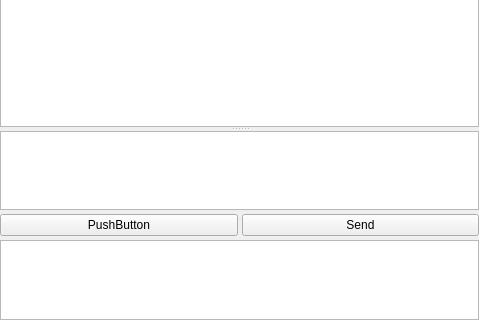
Before: the Qt Designer form app/ui/smsconversationcontentwidget.ui in pikazh/kdeconnect-windows, drawn with Qt 5; both pictures show x 0 to 479 and y 249 to 569 of the 479 by 569 pixel window.
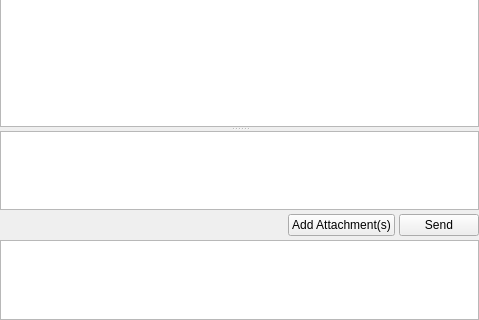
After: the same form once the commit is applied. Custom widgets are drawn as their Qt base class.

```diff
--- a/app/ui/smsconversationcontentwidget.ui
+++ b/app/ui/smsconversationcontentwidget.ui
@@ -99,10 +99,23 @@
          <property name="spacing">
           <number>4</number>
          </property>
+         <item>
+          <spacer name="horizontalSpacer">
+           <property name="orientation">
+            <enum>Qt::Orientation::Horizontal</enum>
+           </property>
+           <property name="sizeHint" stdset="0">
+            <size>
+             <width>40</width>
+             <height>20</height>
+            </size>
+           </property>
+          </spacer>
+         </item>
          <item>
           <widget class="QPushButton" name="attachmentButton">
            <property name="text">
-            <string>PushButton</string>
+            <string>Add Attachment(s)</string>
            </property>
           </widget>
          </item>
@@ -143,6 +156,13 @@
    </item>
   </layout>
  </widget>
+ <customwidgets>
+  <customwidget>
+   <class>SmsAttachmentListWidget</class>
+   <extends>QTreeWidget</extends>
+   <header>smsattachmentlistwidget.h</header>
+  </customwidget>
+ </customwidgets>
  <resources/>
  <connections/>
 </ui>
```
Left out of the diff: 38 changed lines with no effect on the pictures.
